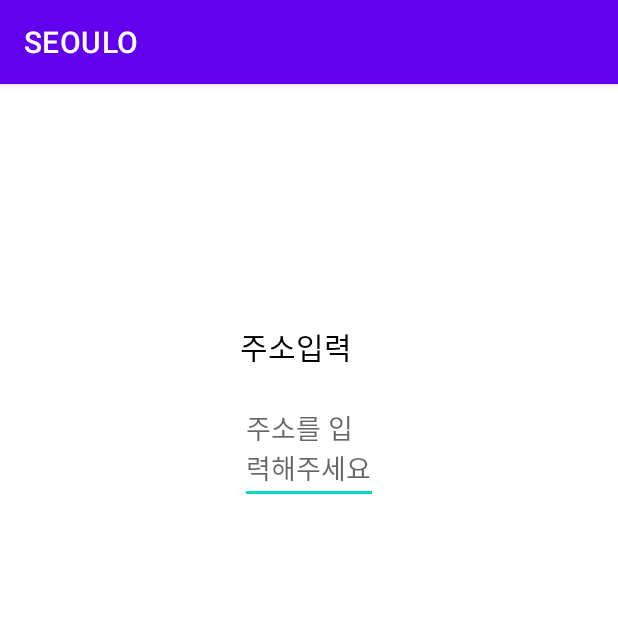
After one commit to bbbboraa/SEOULO1, an Android app: the AddrResearchActivity screen opened directly, with no data from a screen before it, on a phone screen of 412 x 824 dp, the top half of it. The commit adds this screen. Run offline under Robolectric (Android 15) with nearby library versions, the phone set to English and light mode, and no system bars.

Commit message:
도로명 주소 검색

```diff
--- a/app/src/main/AndroidManifest.xml
+++ b/app/src/main/AndroidManifest.xml
@@ -3,7 +3,8 @@
     xmlns:tools="http://schemas.android.com/tools"
     package="com.example.seoulo1">
 
-    <uses-permission android:name="android.permission.INTERNET"/>
+    <uses-permission android:name="android.permission.INTERNET" />
+
     <permission
         android:name="com.example.ModeShape.permission.MAPS_RECEIVE"
         android:protectionLevel="signature" />
@@ -17,6 +18,9 @@
         android:supportsRtl="true"
         android:theme="@style/Theme.SEOULO1"
         tools:targetApi="31">
+        <activity
+            android:name=".AddrResearchActivity"
+            android:exported="false" />
         <activity
             android:name=".MyLocationActivity"
             android:exported="false" />
--- /dev/null
+++ b/app/src/main/java/com/example/seoulo1/AddrResearchActivity.java
@@ -0,0 +1,14 @@
+package com.example.seoulo1;
+
+import androidx.appcompat.app.AppCompatActivity;
+
+import android.os.Bundle;
+
+public class AddrResearchActivity extends AppCompatActivity {
+
+    @Override
+    protected void onCreate(Bundle savedInstanceState) {
+        super.onCreate(savedInstanceState);
+        setContentView(R.layout.activity_addr_research);
+    }
+}
--- /dev/null
+++ b/app/src/main/res/layout/activity_addr_research.xml
@@ -0,0 +1,33 @@
+<?xml version="1.0" encoding="utf-8"?>
+<LinearLayout xmlns:android="http://schemas.android.com/apk/res/android"
+    xmlns:app="http://schemas.android.com/apk/res-auto"
+    xmlns:tools="http://shemas.android.com/tools"
+    android:layout_width="match_parent"
+    android:layout_height="match_parent"
+    android:orientation="vertical"
+    tools:context=".AddrResearchActivity">
+
+    <LinearLayout
+        android:layout_width="match_parent"
+        android:layout_height="wrap_content"
+        android:layout_margin="160dp"
+        android:orientation="vertical">
+
+        <TextView
+            android:layout_width="wrap_content"
+            android:layout_height="wrap_content"
+            android:text="주소입력"
+            android:textColor="@color/black"
+            android:textSize="20sp" />
+
+        <EditText
+            android:id="@+id/et_address"
+            android:layout_width="match_parent"
+            android:layout_height="wrap_content"
+            android:layout_marginTop="16dp"
+            android:hint="주소를 입력해주세요" />
+
+
+    </LinearLayout>
+
+</LinearLayout>
--- a/app/src/main/res/layout/activity_calendar.xml
+++ b/app/src/main/res/layout/activity_calendar.xml
@@ -12,7 +12,7 @@
 
     <EditText
         android:id="@+id/calendar_day"
-        android:layout_width="match_parent"
+        android:layout_width="wrap_content"
         android:layout_height="wrap_content"
         android:ems="10"
         android:inputType="date"
```
Also changed, not shown: app/build.gradle (+5 -5 lines), app/src/main/java/com/example/seoulo1/CalendarActivity.java (+5 -7 lines).
